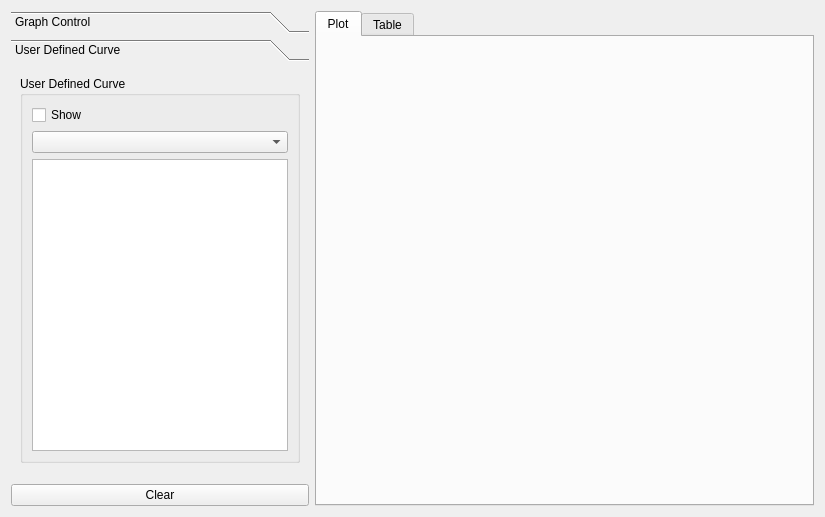
This is src/dispersion_plot_form.ui in nickorzha/glass-plotter as Qt 5 draws it before an edit. The edited form follows.
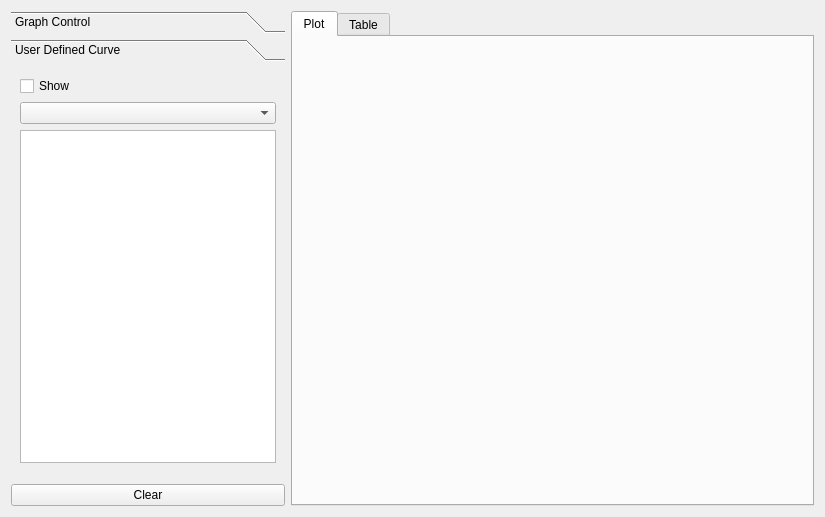
This is the edited form. The open tabs and pages were chosen to show the change. Custom widgets are drawn as their Qt base class.

What changed in the file:
```diff
--- a/src/dispersion_plot_form.ui
+++ b/src/dispersion_plot_form.ui
@@ -50,10 +50,23 @@
      </widget>
     </widget>
    </item>
+   <item row="2" column="0" colspan="2">
+    <widget class="QPushButton" name="pushButton_Clear">
+     <property name="sizePolicy">
+      <sizepolicy hsizetype="Minimum" vsizetype="Fixed">
+       <horstretch>0</horstretch>
+       <verstretch>0</verstretch>
+      </sizepolicy>
+     </property>
+     <property name="text">
+      <string>Clear</string>
+     </property>
+    </widget>
+   </item>
    <item row="0" column="0" colspan="2">
     <widget class="QToolBox" name="toolBox">
      <property name="sizePolicy">
-      <sizepolicy hsizetype="Preferred" vsizetype="Preferred">
+      <sizepolicy hsizetype="Minimum" vsizetype="Preferred">
        <horstretch>0</horstretch>
        <verstretch>0</verstretch>
       </sizepolicy>
@@ -270,29 +283,17 @@
         <x>0</x>
         <y>0</y>
         <width>310</width>
-        <height>381</height>
+        <height>385</height>
        </rect>
       </property>
       <attribute name="label">
        <string>User Defined Curve</string>
       </attribute>
-      <layout class="QGridLayout" name="gridLayout_7">
-       <item row="0" column="0">
-        <widget class="QGroupBox" name="groupBox_UserDefinedCurve">
-         <property name="sizePolicy">
-          <sizepolicy hsizetype="Minimum" vsizetype="Preferred">
-           <horstretch>0</horstretch>
-           <verstretch>0</verstretch>
-          </sizepolicy>
-         </property>
-         <property name="title">
-          <string>User Defined Curve</string>
-         </property>
-         <layout class="QGridLayout" name="gridLayout_3">
-          <item row="0" column="0">
+      <layout class="QVBoxLayout" name="verticalLayout_2">
+       <item>
            <widget class="QCheckBox" name="checkBox_Curve">
             <property name="sizePolicy">
-             <sizepolicy hsizetype="Minimum" vsizetype="Fixed">
+          <sizepolicy hsizetype="Fixed" vsizetype="Fixed">
               <horstretch>0</horstretch>
               <verstretch>0</verstretch>
              </sizepolicy>
@@ -302,17 +303,17 @@
             </property>
            </widget>
           </item>
-          <item row="1" column="0">
+       <item>
            <widget class="QComboBox" name="comboBox_Formula">
             <property name="sizePolicy">
-             <sizepolicy hsizetype="Minimum" vsizetype="Fixed">
+          <sizepolicy hsizetype="Preferred" vsizetype="Fixed">
               <horstretch>0</horstretch>
               <verstretch>0</verstretch>
              </sizepolicy>
             </property>
            </widget>
           </item>
-          <item row="2" column="0">
+       <item>
            <widget class="QTableWidget" name="tableWidget_Coefs">
             <property name="sizePolicy">
              <sizepolicy hsizetype="Preferred" vsizetype="Expanding">
@@ -324,22 +325,6 @@
           </item>
          </layout>
         </widget>
-       </item>
-      </layout>
-     </widget>
-    </widget>
-   </item>
-   <item row="2" column="0" colspan="2">
-    <widget class="QPushButton" name="pushButton_Clear">
-     <property name="sizePolicy">
-      <sizepolicy hsizetype="Preferred" vsizetype="Fixed">
-       <horstretch>0</horstretch>
-       <verstretch>0</verstretch>
-      </sizepolicy>
-     </property>
-     <property name="text">
-      <string>Clear</string>
-     </property>
     </widget>
    </item>
   </layout>
```
Left out of the diff: 94 changed lines with no effect on the pictures. Lines whose indentation alone changed are shown as unchanged.
